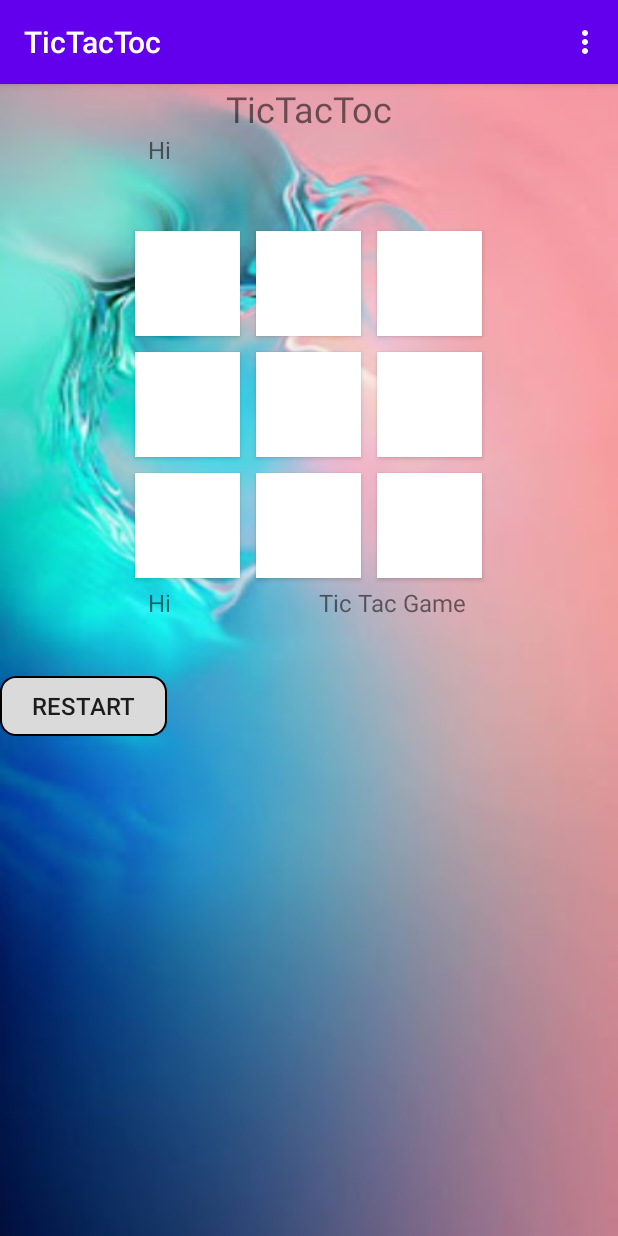
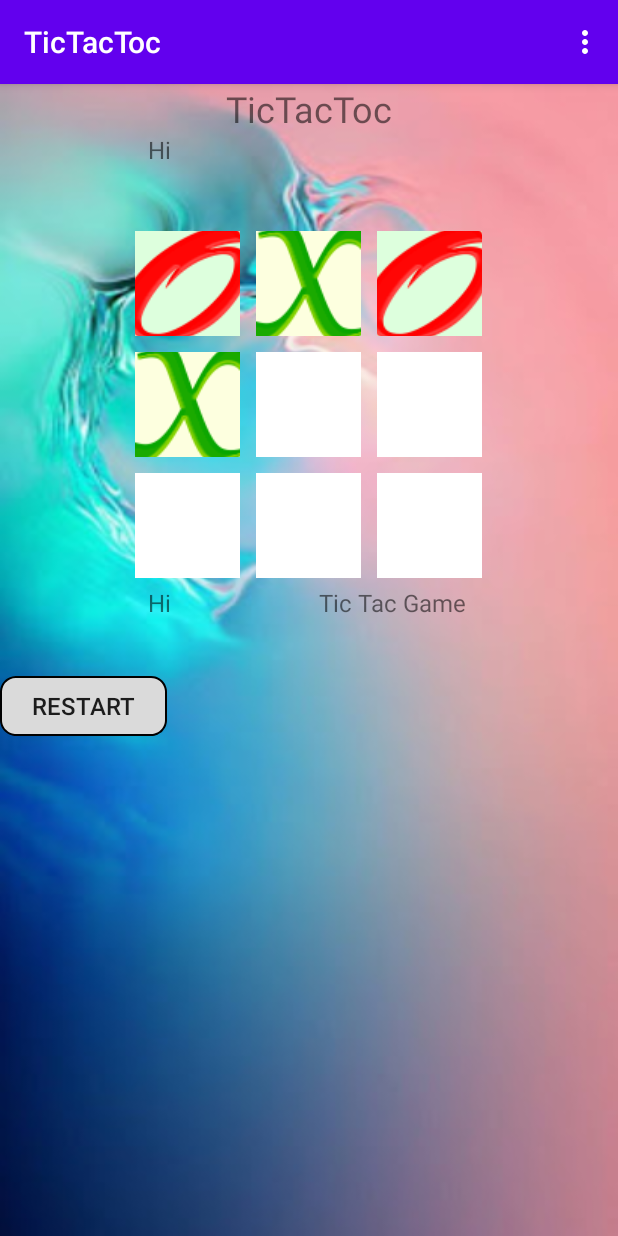
Before and after one commit to mrromuo/TicTacToc, an Android app: the MainActivity screen opened directly, with no data from a screen before it, in the options menu, after a tap on "Background", on a phone screen of 412 x 824 dp. Run offline under Robolectric (Android 15) with nearby library versions, the phone set to English and light mode, and no system bars.

Commit message:
key tipe changed to Image butoons editing butoons clikc

```diff
--- a/app/src/main/java/com/raeed/tictactoc/MainActivity.java
+++ b/app/src/main/java/com/raeed/tictactoc/MainActivity.java
@@ -13,6 +13,7 @@ import android.view.MenuInflater;
 import android.view.MenuItem;
 import android.view.View;
 import android.widget.Button;
+import android.widget.ImageButton;
 import android.widget.TextView;
 import android.widget.Toast;
 import java.util.Set;
@@ -20,11 +21,16 @@ import java.util.Set;
 public class MainActivity extends AppCompatActivity {
     public static final String MAIN_PLAYER ="main_name";
     public static final String NOT_YET ="NoName";
+    public static final String GAME_SQ_KEY ="gmaesq";
     public static final int PERSON_INFO_REQUEST = 1;
+    public static final int  O_samble_color= (R.color.image_backgroind_o);
+    public static final int X_samble_color = (R.color.image_backgroind_x);
     public static String MAIN_PLAYER_V ;
     public static String MAIN_PLAYER_NAME ;
+    public static int gamesequence;
     TextView player1,player2;
-    Button but1,but2,but3,but4,but5,but6,but7,but8,but9,rest;
+    ImageButton but1,but2,but3,but4,but5,but6,but7,but8,but9;
+    Button rest;
     SharedPreferences sharedPreferences;
     SharedPreferences.Editor editor;
     @Override
@@ -51,6 +57,9 @@ public class MainActivity extends AppCompatActivity {
     private void isNameVailable () {
         MAIN_PLAYER_V = sharedPreferences.getString(MAIN_PLAYER,NOT_YET);
         if  (MAIN_PLAYER_V == NOT_YET) {
+            gamesequence=0;
+            editor.putInt(GAME_SQ_KEY,gamesequence);
+            editor.apply();
             Intent infoperson =new Intent(getBaseContext(),person.class);
             startActivityForResult(infoperson,PERSON_INFO_REQUEST);
         } else {player1.setText(MAIN_PLAYER_V);}
@@ -115,18 +124,57 @@ public class MainActivity extends AppCompatActivity {
         return true;
     }
 
-    private class humangame{
-        void onClick(View view){
-            switch (view.getId()){
-                case R.id.bu1:
-                    but1.setBackgroundColor(getResources().getColor(R.color.image_backgroind_o));
-                    but1.setText("o");
-                    break;
-                case R.id.bu2:
-                    but2.setBackgroundColor(getResources().getColor(R.color.image_backgroind_o));
-                    but2.setText("o");
-                    break;
-            }
+    public void butclicked(View view) {
+        gamesequence =  sharedPreferences.getInt(GAME_SQ_KEY,0);
+        int SIMPLE_X_OR_O_color;
+        int playersimple=0;
+        if (gamesequence==0){
+            gamesequence=1;
+            SIMPLE_X_OR_O_color = O_samble_color;
+            playersimple=(R.drawable.o); }
+        else {
+            gamesequence=0;
+            SIMPLE_X_OR_O_color = X_samble_color;
+            playersimple=(R.drawable.x01);;}
+        switch (view.getId()) {
+            case R.id.bu1:
+                but1.setBackgroundColor(getResources().getColor(SIMPLE_X_OR_O_color));
+                but1.setImageResource(playersimple);
+                break;
+            case R.id.bu2:
+                but2.setBackgroundColor(getResources().getColor(SIMPLE_X_OR_O_color));
+                but2.setImageResource(playersimple);
+                break;
+            case R.id.bu3:
+                but3.setBackgroundColor(getResources().getColor(SIMPLE_X_OR_O_color));
+                but3.setImageResource(playersimple);
+                break;
+            case R.id.bu4:
+                but4.setBackgroundColor(getResources().getColor(SIMPLE_X_OR_O_color));
+                but4.setImageResource(playersimple);
+                break;
+            case R.id.bu5:
+                but5.setBackgroundColor(getResources().getColor(SIMPLE_X_OR_O_color));
+                but5.setImageResource(playersimple);
+                break;
+            case R.id.bu6:
+                but6.setBackgroundColor(getResources().getColor(SIMPLE_X_OR_O_color));
+                but6.setImageResource(playersimple);
+                break;
+            case R.id.bu7:
+                but7.setBackgroundColor(getResources().getColor(SIMPLE_X_OR_O_color));
+                but7.setImageResource(playersimple);
+                break;
+            case R.id.bu8:
+                but8.setBackgroundColor(getResources().getColor(SIMPLE_X_OR_O_color));
+                but8.setImageResource(playersimple);
+                break;
+            case R.id.bu9:
+                but9.setBackgroundColor(getResources().getColor(SIMPLE_X_OR_O_color));
+                but9.setImageResource(playersimple);
+                break;
         }
+        editor.putInt(GAME_SQ_KEY,gamesequence);
+        editor.apply();
     }
 }
--- a/app/src/main/res/layout-land/activity_main.xml
+++ b/app/src/main/res/layout-land/activity_main.xml
@@ -114,31 +114,34 @@
                 android:layout_weight="1"
                 android:gravity="center">
 
-                <Button
+                <ImageButton
                     android:id="@+id/bu1"
                     android:layout_width="@dimen/Buttom_a_wigth"
                     android:layout_height="@dimen/Buttom_a_hight"
                     android:layout_margin="@dimen/Button_a_m"
                     android:background="#FFFFFF"
                     android:textAlignment="center"
+                    android:onClick="butclicked"
                     android:textSize="24sp" />
 
-                <Button
+                <ImageButton
                     android:id="@+id/bu2"
                     android:layout_width="@dimen/Buttom_a_wigth"
                     android:layout_height="@dimen/Buttom_a_hight"
                     android:layout_margin="@dimen/Button_a_m"
                     android:background="#FFFFFF"
                     android:textAlignment="center"
+                    android:onClick="butclicked"
                     android:textSize="24sp" />
 
-                <Button
+                <ImageButton
                     android:id="@+id/bu3"
                     android:layout_width="@dimen/Buttom_a_wigth"
                     android:layout_height="@dimen/Buttom_a_hight"
                     android:layout_margin="@dimen/Button_a_m"
                     android:background="#FFFFFF"
                     android:textAlignment="center"
+                    android:onClick="butclicked"
                     android:textSize="24sp" />
             </TableRow>
 
@@ -149,16 +152,17 @@
                 android:layout_weight="1"
                 android:gravity="center">
 
-                <Button
+                <ImageButton
                     android:id="@+id/bu4"
                     android:layout_width="@dimen/Buttom_a_wigth"
                     android:layout_height="@dimen/Buttom_a_hight"
                     android:layout_margin="@dimen/Button_a_m"
                     android:background="#FFFFFF"
                     android:textAlignment="center"
+                    android:onClick="butclicked"
                     android:textSize="24sp" />
 
-                <Button
+                <ImageButton
                     android:id="@+id/bu5"
                     android:layout_width="@dimen/Buttom_a_wigth"
                     android:layout_height="@dimen/Buttom_a_hight"
@@ -167,13 +171,14 @@
                     android:textAlignment="center"
                     android:textSize="24sp" />
 
-                <Button
+                <ImageButton
                     android:id="@+id/bu6"
                     android:layout_width="@dimen/Buttom_a_wigth"
                     android:layout_height="@dimen/Buttom_a_hight"
                     android:layout_margin="@dimen/Button_a_m"
                     android:background="#FFFFFF"
                     android:textAlignment="center"
+                    android:onClick="butclicked"
                     android:textSize="24sp" />
             </TableRow>
 
@@ -184,31 +189,34 @@
                 android:layout_margin="@dimen/Button_a_m"
                 android:gravity="center">
 
-                <Button
+                <ImageButton
                     android:id="@+id/bu7"
                     android:layout_width="@dimen/Buttom_a_wigth"
                     android:layout_height="@dimen/Buttom_a_hight"
                     android:layout_margin="@dimen/Button_a_m"
                     android:background="#FFFFFF"
                     android:textAlignment="center"
+                    android:onClick="butclicked"
                     android:textSize="24sp" />
 
-                <Button
+                <ImageButton
                     android:id="@+id/bu8"
                     android:layout_width="@dimen/Buttom_a_wigth"
                     android:layout_height="@dimen/Buttom_a_hight"
                     android:layout_margin="@dimen/Button_a_m"
                     android:background="#FFFFFF"
                     android:textAlignment="center"
+                    android:onClick="butclicked"
                     android:textSize="24sp" />
 
-                <Button
+                <ImageButton
                     android:id="@+id/bu9"
                     android:layout_width="@dimen/Buttom_a_wigth"
                     android:layout_height="@dimen/Buttom_a_hight"
                     android:layout_margin="@dimen/Button_a_m"
                     android:background="#FFFFFF"
                     android:textAlignment="center"
+                    android:onClick="butclicked"
                     android:textSize="24sp" />
             </TableRow>
 
--- a/app/src/main/res/layout/activity_main.xml
+++ b/app/src/main/res/layout/activity_main.xml
@@ -59,31 +59,34 @@
             android:layout_height="wrap_content"
             android:gravity="center">
 
-            <Button
+            <ImageButton
                 android:id="@+id/bu1"
                 android:layout_width="@dimen/Buttom_a_wigth"
                 android:layout_height="@dimen/Buttom_a_hight"
                 android:layout_margin="@dimen/Button_a_m"
                 android:background="#FFFFFF"
                 android:textAlignment="center"
+                android:onClick="butclicked"
                 android:textSize="24sp" />
 
-            <Button
+            <ImageButton
                 android:id="@+id/bu2"
                 android:layout_width="@dimen/Buttom_a_wigth"
                 android:layout_height="@dimen/Buttom_a_hight"
                 android:layout_margin="@dimen/Button_a_m"
                 android:background="#FFFFFF"
                 android:textAlignment="center"
+                android:onClick="butclicked"
                 android:textSize="24sp" />
 
-            <Button
+            <ImageButton
                 android:id="@+id/bu3"
                 android:layout_width="@dimen/Buttom_a_wigth"
                 android:layout_height="@dimen/Buttom_a_hight"
                 android:layout_margin="@dimen/Button_a_m"
                 android:background="#FFFFFF"
                 android:textAlignment="center"
+                android:onClick="butclicked"
                 android:textSize="24sp" />
         </TableRow>
 
@@ -93,31 +96,34 @@
             android:layout_height="match_parent"
             android:gravity="center">
 
-            <Button
+            <ImageButton
                 android:id="@+id/bu4"
                 android:layout_width="@dimen/Buttom_a_wigth"
                 android:layout_height="@dimen/Buttom_a_hight"
                 android:layout_margin="@dimen/Button_a_m"
                 android:background="#FFFFFF"
                 android:textAlignment="center"
+                android:onClick="butclicked"
                 android:textSize="24sp" />
 
-            <Button
+            <ImageButton
                 android:id="@+id/bu5"
                 android:layout_width="@dimen/Buttom_a_wigth"
                 android:layout_height="@dimen/Buttom_a_hight"
                 android:layout_margin="@dimen/Button_a_m"
                 android:background="#FFFFFF"
                 android:textAlignment="center"
+                android:onClick="butclicked"
                 android:textSize="24sp" />
 
-            <Button
+            <ImageButton
                 android:id="@+id/bu6"
                 android:layout_width="@dimen/Buttom_a_wigth"
                 android:layout_height="@dimen/Buttom_a_hight"
                 android:layout_margin="@dimen/Button_a_m"
                 android:background="#FFFFFF"
                 android:textAlignment="center"
+                android:onClick="butclicked"
                 android:textSize="24sp" />
         </TableRow>
 
@@ -127,31 +133,34 @@
             android:layout_height="match_parent"
             android:gravity="center">
 
-            <Button
+            <ImageButton
                 android:id="@+id/bu7"
                 android:layout_width="@dimen/Buttom_a_wigth"
                 android:layout_height="@dimen/Buttom_a_hight"
                 android:layout_margin="@dimen/Button_a_m"
                 android:background="#FFFFFF"
                 android:textAlignment="center"
+                android:onClick="butclicked"
                 android:textSize="24sp" />
 
-            <Button
+            <ImageButton
                 android:id="@+id/bu8"
                 android:layout_width="@dimen/Buttom_a_wigth"
                 android:layout_height="@dimen/Buttom_a_hight"
                 android:layout_margin="@dimen/Button_a_m"
                 android:background="#FFFFFF"
                 android:textAlignment="center"
+                android:onClick="butclicked"
                 android:textSize="24sp" />
 
-            <Button
+            <ImageButton
                 android:id="@+id/bu9"
                 android:layout_width="@dimen/Buttom_a_wigth"
                 android:layout_height="@dimen/Buttom_a_hight"
                 android:layout_margin="@dimen/Button_a_m"
                 android:background="#FFFFFF"
                 android:textAlignment="center"
+                android:onClick="butclicked"
                 android:textSize="24sp" />
 
         </TableRow>
```
Also changed, not shown: app/src/main/res/layout/test.xml (added, +17 -0 lines).
